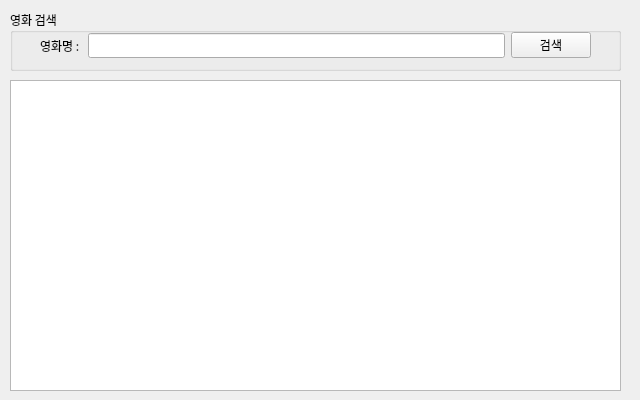
The window that part1/StudyPyQt/NaverApimovie.ui (jangsihyeon/miniprojects) describes before a commit, drawn with Qt 5.
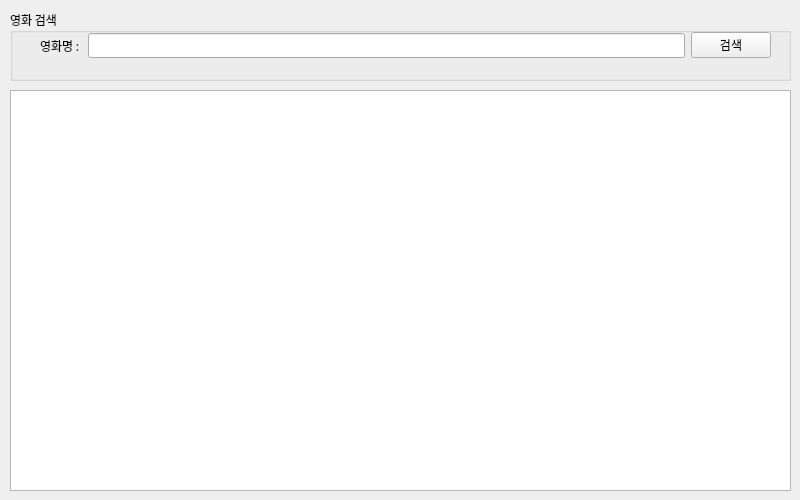
The same window after the commit.

```diff
--- a/part1/StudyPyQt/NaverApimovie.ui
+++ b/part1/StudyPyQt/NaverApimovie.ui
@@ -9,26 +9,20 @@
    <rect>
     <x>0</x>
     <y>0</y>
-    <width>640</width>
-    <height>400</height>
+    <width>800</width>
+    <height>500</height>
    </rect>
   </property>
-  <property name="sizePolicy">
-   <sizepolicy hsizetype="Fixed" vsizetype="Fixed">
-    <horstretch>0</horstretch>
-    <verstretch>0</verstretch>
-   </sizepolicy>
-  </property>
   <property name="minimumSize">
    <size>
-    <width>640</width>
-    <height>400</height>
+    <width>800</width>
+    <height>500</height>
    </size>
   </property>
   <property name="maximumSize">
    <size>
-    <width>640</width>
-    <height>400</height>
+    <width>800</width>
+    <height>500</height>
    </size>
   </property>
   <property name="font">
@@ -45,8 +39,8 @@
     <rect>
      <x>10</x>
      <y>10</y>
-     <width>611</width>
-     <height>61</height>
+     <width>781</width>
+     <height>71</height>
     </rect>
    </property>
    <layout class="QVBoxLayout" name="serchLayout">
@@ -65,7 +59,7 @@
         <rect>
          <x>30</x>
          <y>20</y>
-         <width>551</width>
+         <width>731</width>
          <height>31</height>
         </rect>
        </property>
@@ -97,9 +91,9 @@
    <property name="geometry">
     <rect>
      <x>10</x>
-     <y>80</y>
-     <width>611</width>
-     <height>311</height>
+     <y>90</y>
+     <width>781</width>
+     <height>401</height>
     </rect>
    </property>
    <layout class="QVBoxLayout" name="resultLayout">
```
